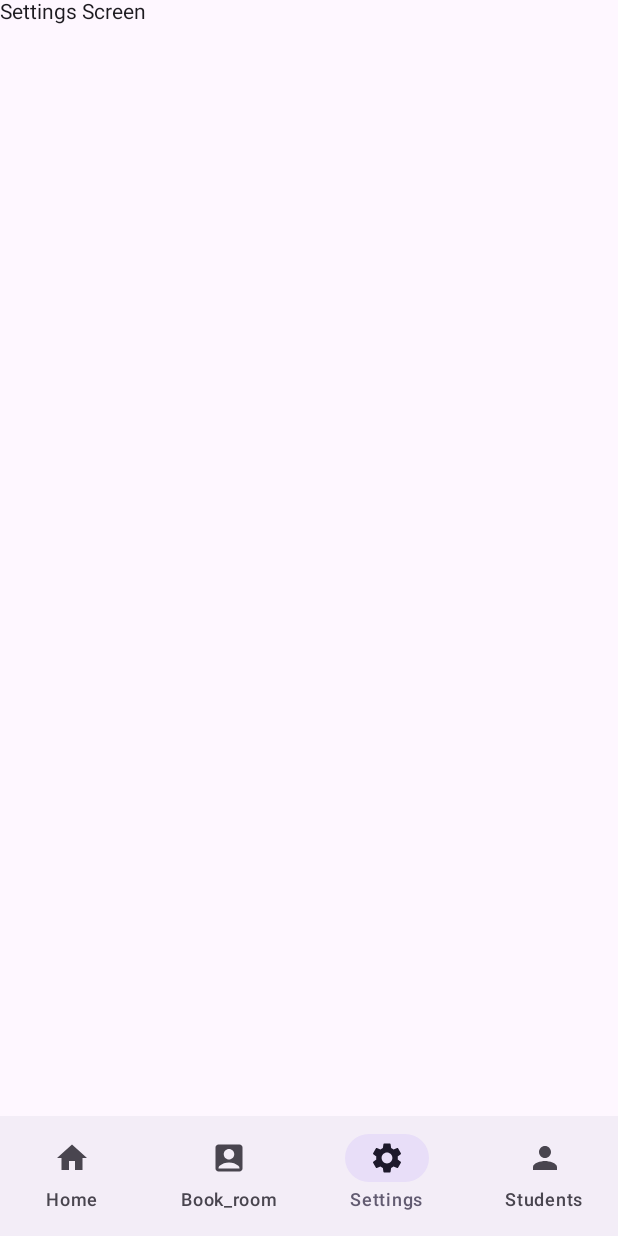
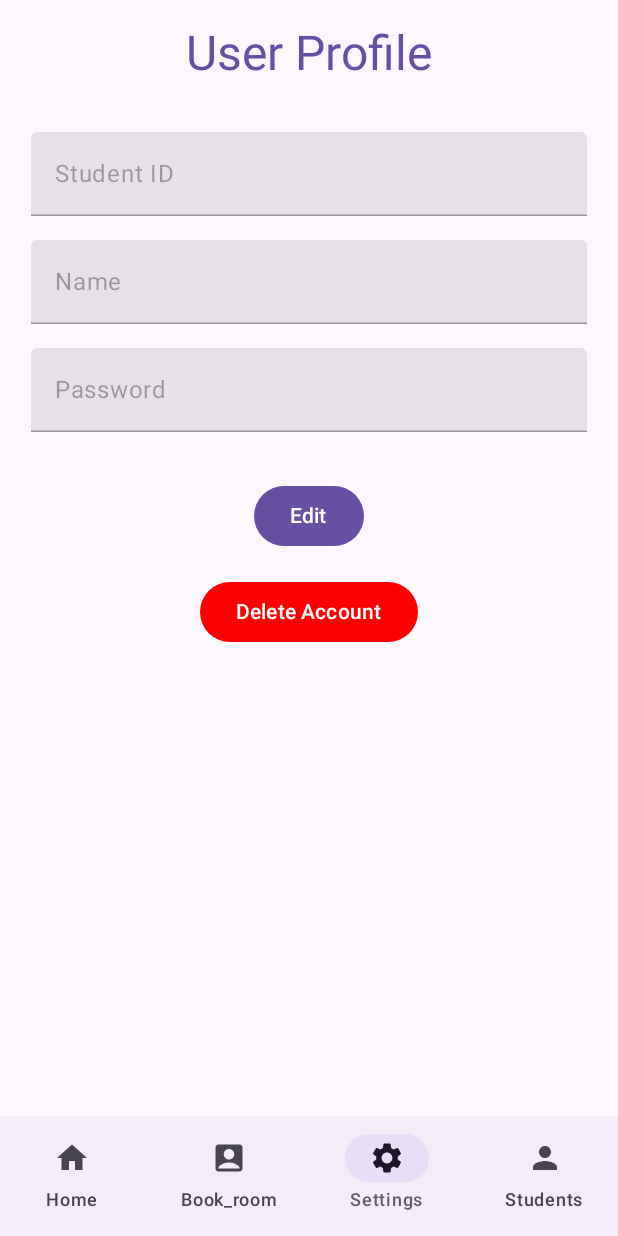
Before and after one commit to Harjappan-Singh/Room_Booking_Android, an Android app built with Jetpack Compose: the SettingsScreen screen opened through its navigation route, on a phone screen of 412 x 824 dp. Run offline under Robolectric (Android 15) with nearby library versions, the light colour scheme and no system bars; our stand-ins replace Room's generated code.

Commit message:
✨ Store user id in session and display their details
Option to edit or delete profile

```diff
--- a/app/src/main/java/com/example/roombooking/navigation/MainApp.kt
+++ b/app/src/main/java/com/example/roombooking/navigation/MainApp.kt
@@ -19,6 +19,7 @@
 fun MainApp(appViewModel: AppViewModel, roomViewModel: RoomViewModel, studentViewModel: StudentViewModel) {
     val navController = rememberNavController()
     val isAppLoading by appViewModel.isAppLoading.collectAsState()
+    val studentId = studentViewModel.getStudentId() ?: "d00253215"
 
     NavHost(
         navController = navController,
@@ -54,11 +55,19 @@
             }
         }
 
+
         composable(Routes.Settings) {
             Scaffold(
                 bottomBar = { BottomNavigationBar(navController) }
             ) { contentPadding ->
-                SettingsScreen(contentPadding)
+                SettingsScreen(
+                    studentViewModel = studentViewModel,
+                    studentId = studentId,
+                    onAccountDeleted = {
+                        navController.navigate(Routes.Login)
+                    },
+                    paddingValues = contentPadding
+                )
             }
         }
 
--- a/app/src/main/java/com/example/roombooking/view/SettingsScreen.kt
+++ b/app/src/main/java/com/example/roombooking/view/SettingsScreen.kt
@@ -6,20 +6,124 @@
 import androidx.compose.ui.Modifier
 import androidx.compose.foundation.layout.fillMaxSize
 import androidx.compose.foundation.layout.padding
+import androidx.compose.material3.Button
+import androidx.compose.material3.ButtonDefaults
+import androidx.compose.material3.MaterialTheme
+import androidx.compose.material3.Snackbar
 import androidx.compose.material3.Text
+import androidx.compose.material3.TextButton
+import androidx.compose.material3.TextField
+import androidx.compose.ui.platform.LocalContext
+import android.widget.Toast
+import androidx.compose.foundation.layout.*
+import androidx.compose.material3.Scaffold
+import androidx.compose.material3.TopAppBar
+import androidx.compose.ui.graphics.Color
+import androidx.compose.ui.text.input.PasswordVisualTransformation
+import androidx.compose.ui.unit.dp
+import com.example.roombooking.viewmodel.StudentViewModel
+import androidx.compose.runtime.LaunchedEffect
 
 @Composable
-fun SettingsScreen() {
-    Box(
-        modifier = Modifier.fillMaxSize(),
-        contentAlignment = Alignment.Center
+fun SettingsScreen(
+    studentViewModel: StudentViewModel,
+    studentId: String,
+    onAccountDeleted: () -> Unit,
+    paddingValues: PaddingValues
+) {
+    // Observe UI state from the ViewModel
+    val uiState by studentViewModel.uiState
+
+    // Fetch student details when the screen is loaded
+    LaunchedEffect(studentId) {
+        studentViewModel.loadStudentDetails(studentId)
+    }
+
+    Column(
+        modifier = Modifier
+            .fillMaxSize()
+            .padding(paddingValues),
+        horizontalAlignment = Alignment.CenterHorizontally,
+        verticalArrangement = Arrangement.Top
     ) {
-        Text("Settings Screen")
+        Text(
+            text = "User Profile",
+            style = MaterialTheme.typography.headlineLarge,
+            modifier = Modifier.padding(16.dp),
+            color = MaterialTheme.colorScheme.primary
+        )
+
+        Spacer(modifier = Modifier.height(16.dp))
+
+        // Display Student ID (non-editable)
+        TextField(
+            value = uiState.studentId,
+            onValueChange = {},
+            label = { Text("Student ID") },
+            enabled = false,
+            modifier = Modifier.fillMaxWidth(0.9f)
+        )
+
+        Spacer(modifier = Modifier.height(16.dp))
+
+        // Name Field (editable)
+        TextField(
+            value = uiState.studentName,
+            onValueChange = { newName ->
+                studentViewModel.updateStudentDetails(newName, uiState.password) { success ->
+                    if (success) {
+                    }
+                }
+            },
+            label = { Text("Name") },
+            enabled = uiState.isEditing,
+            modifier = Modifier.fillMaxWidth(0.9f)
+        )
+
+        Spacer(modifier = Modifier.height(16.dp))
+
+        TextField(
+            value = uiState.password,
+            onValueChange = { newPassword ->
+                studentViewModel.updateStudentDetails(uiState.studentName, newPassword) { success ->
+                    if (success) {
+                        //  update the UI
+                    }
+                }
+            },
+            label = { Text("Password") },
+            enabled = uiState.isEditing,
+            modifier = Modifier.fillMaxWidth(0.9f),
+            visualTransformation = PasswordVisualTransformation()
+        )
+
+        Spacer(modifier = Modifier.height(32.dp))
+
+        if (!uiState.isEditing) {
+            Button(onClick = { studentViewModel.toggleEditMode() }) {
+                Text("Edit")
+            }
+        } else {
+            Button(onClick = {
+                studentViewModel.updateStudentDetails(uiState.studentName, uiState.password) { success ->
+                    if (success) {
+                        // Optionally show a feedback here
+                    }
+                }
+            }) {
+                Text("Save")
+            }
+        }
+
+        Spacer(modifier = Modifier.height(16.dp))
+
+        Button(
+            onClick = { studentViewModel.deleteStudent(onAccountDeleted) },
+            colors = ButtonDefaults.buttonColors(containerColor = Color.Red)
+        ) {
+            Text("Delete Account")
+        }
+
+        Spacer(modifier = Modifier.weight(1f))
     }
 }
-@Composable
-fun SettingsScreen(paddingValues: PaddingValues) {
-    Box(modifier = Modifier.padding(paddingValues)) {
-        Text("Settings Screen")
-    }
-}
--- a/app/src/main/java/com/example/roombooking/viewmodel/StudentViewModel.kt
+++ b/app/src/main/java/com/example/roombooking/viewmodel/StudentViewModel.kt
@@ -1,6 +1,8 @@
 package com.example.roombooking.viewmodel
 
 import android.app.Application
+import android.content.Context
+import androidx.compose.runtime.mutableStateOf
 import androidx.lifecycle.AndroidViewModel
 import androidx.lifecycle.viewModelScope
 import com.example.roombooking.DatabaseInstance
@@ -8,8 +10,32 @@
 import kotlinx.coroutines.flow.Flow
 import kotlinx.coroutines.launch
 
+data class SettingsUiState(
+    val studentId: String = "",
+    val studentName: String = "",
+    val password: String = "",
+    val isEditing: Boolean = false,
+    val snackbarMessage: String? = null
+)
+
 class StudentViewModel(application: Application) : AndroidViewModel(application) {
     private val studentDao = DatabaseInstance.getDatabase(application).studentDao()
+
+    val uiState = mutableStateOf(SettingsUiState())
+
+    private val context = getApplication<Application>().applicationContext
+
+    private val sharedPreferences = context.getSharedPreferences("user_prefs", Context.MODE_PRIVATE)
+
+    // Save studentId
+    fun saveStudentId(studentId: String) {
+        sharedPreferences.edit().putString("studentId", studentId).apply()
+    }
+
+    // Retrieve studentId
+    fun getStudentId(): String? {
+        return sharedPreferences.getString("studentId", null)
+    }
 
     fun registerStudent(student: Student, onComplete: (Boolean) -> Unit) {
         viewModelScope.launch {
@@ -36,15 +62,60 @@
         }
     }
 
-    fun deleteStudent(studentId: String, onResult: (Boolean) -> Unit) {
+    fun getStudentById(studentId: String, onResult: (Student?) -> Unit) {
         viewModelScope.launch {
-            try {
-                studentDao.deleteStudent(studentId)
-                onResult(true)
-            } catch (e: Exception) {
-                onResult(false)
+            val student = studentDao.getStudentById(studentId)
+            onResult(student)
+        }
+    }
+
+    fun loadStudentDetails(studentId: String) {
+        viewModelScope.launch {
+            val student = studentDao.getStudentById(studentId)
+            if (student != null) {
+                uiState.value = uiState.value.copy(
+                    studentId = student.studentId,
+                    studentName = student.name,
+                    password = student.password
+                )
             }
         }
     }
 
+    fun toggleEditMode() {
+        uiState.value = uiState.value.copy(isEditing = !uiState.value.isEditing)
+    }
+
+    fun updateStudentDetails(newName: String, newPassword: String, onResult: (Boolean) -> Unit) {
+        viewModelScope.launch {
+            val studentId = uiState.value.studentId
+            val success = studentDao.updateStudentDetails(studentId, newName, newPassword) > 0
+            if (success) {
+                uiState.value = uiState.value.copy(
+                    studentName = newName,
+                    password = newPassword,
+                    isEditing = false,
+                    snackbarMessage = "Profile updated successfully!"
+                )
+            } else {
+                uiState.value = uiState.value.copy(snackbarMessage = "Update failed.")
+            }
+            onResult(success)
+        }
+    }
+
+    fun deleteStudent(onAccountDeleted: () -> Unit) {
+        viewModelScope.launch {
+            val success = studentDao.deleteStudent(uiState.value.studentId) > 0
+            if (success) {
+                onAccountDeleted()
+            } else {
+                uiState.value = uiState.value.copy(snackbarMessage = "Failed to delete account.")
+            }
+        }
+    }
+
+    fun dismissSnackbar() {
+        uiState.value = uiState.value.copy(snackbarMessage = null)
+    }
 }
```
Also changed, not shown: app/src/main/java/com/example/roombooking/dao/StudentDao.kt (+9 -2 lines), app/src/main/java/com/example/roombooking/view/HomeScreen.kt (+1 -38 lines), app/src/main/java/com/example/roombooking/view/StudentScreen.kt (+4 -6 lines).
